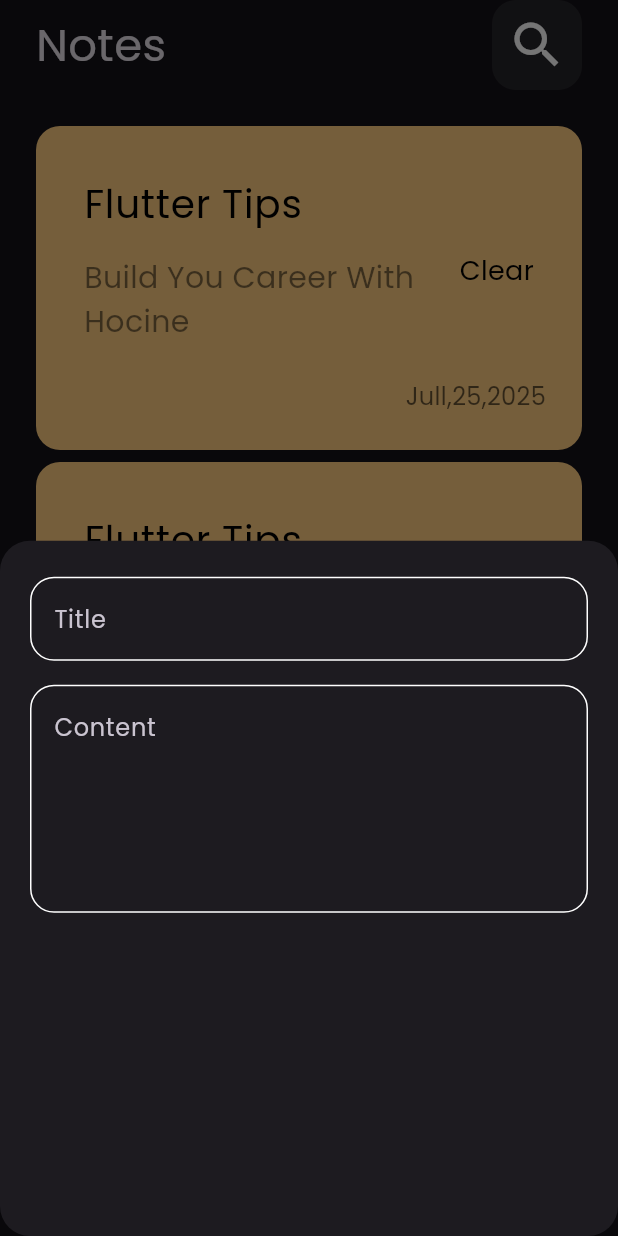
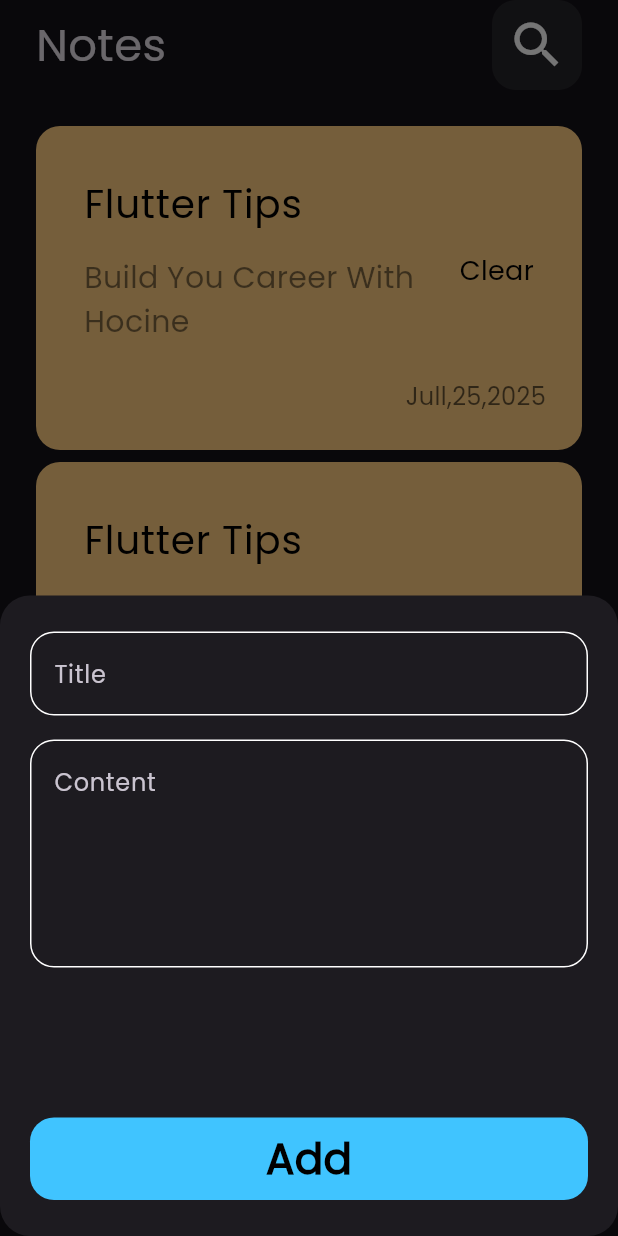
Before and after one commit to hocine1984/my_notes, a Flutter app: the screen it shows after launch, after a tap on the "add" icon, on a phone screen of 412 x 824 dp. Run offline on Flutter 3.47's test engine with Material 3 defaults, Android fonts, the phone set to English and light mode, and no system bars.

Commit message:
Finich Add Note View

```diff
--- /dev/null
+++ b/lib/views/Widjets/Custom_Button.dart
@@ -0,0 +1,27 @@
+import 'package:flutter/material.dart';
+
+class CustomButton extends StatelessWidget {
+  const CustomButton({super.key});
+
+  @override
+  Widget build(BuildContext context) {
+    return Container(
+      width: MediaQuery.of(context).size.width,
+      height: 55,
+      decoration: BoxDecoration(
+        color: Colors.lightBlueAccent,
+        borderRadius: BorderRadius.circular(16),
+      ),
+      child: const Center(
+        child: Text(
+          "Add",
+          style: TextStyle(
+            color: Colors.black,
+            fontSize: 28,
+            fontWeight: FontWeight.bold,
+          ),
+        ),
+      ),
+    );
+  }
+}
--- a/lib/views/Widjets/add_New_Note_BottomSheet.dart
+++ b/lib/views/Widjets/add_New_Note_BottomSheet.dart
@@ -1,4 +1,5 @@
 import 'package:flutter/material.dart';
+import 'package:my_notes/views/Widjets/Custom_Button.dart';
 import 'package:my_notes/views/Widjets/Custom_TexteField.dart';
 
 class AddNewNoteBottomsheet extends StatelessWidget {
@@ -8,13 +9,18 @@ class AddNewNoteBottomsheet extends StatelessWidget {
   Widget build(BuildContext context) {
     return Padding(
       padding: const EdgeInsets.symmetric(horizontal: 20),
+      child: SingleChildScrollView(
         child: Column(
           children: [
             SizedBox(height: 24),
             CustomTextefield(hint: 'Title'),
             SizedBox(height: 16),
             CustomTextefield(hint: "Content", MaxLine: 5),
+            SizedBox(height: 100),
+            CustomButton(),
+            SizedBox(height: 24),
           ],
+        ),
       ),
     );
   }
```
Lines whose indentation alone changed are shown as unchanged.
